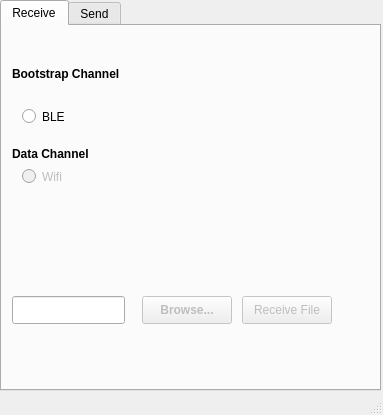
Venice-D2D/venice-qt, file ui/mainwindow.ui: the form before one commit.
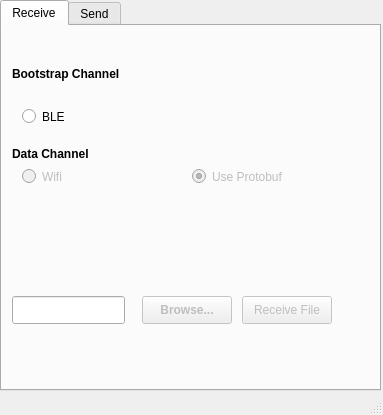
The form after the commit.

Commit message: feat: Add selection of protobuf on GUI

What changed in the file:
```diff
--- a/ui/mainwindow.ui
+++ b/ui/mainwindow.ui
@@ -195,6 +195,30 @@
        </rect>
       </property>
      </widget>
+     <widget class="QRadioButton" name="useProtobufReceiveRadioButton">
+      <property name="enabled">
+       <bool>false</bool>
+      </property>
+      <property name="geometry">
+       <rect>
+        <x>190</x>
+        <y>140</y>
+        <width>100</width>
+        <height>21</height>
+       </rect>
+      </property>
+      <property name="font">
+       <font>
+        <bold>false</bold>
+       </font>
+      </property>
+      <property name="text">
+       <string>Use Protobuf</string>
+      </property>
+      <property name="checked">
+       <bool>true</bool>
+      </property>
+     </widget>
     </widget>
     <widget class="QWidget" name="sendTab">
      <attribute name="title">
```
Left out of the diff: 24 changed lines with no effect on the pictures. The commit also changes 9 other files.
